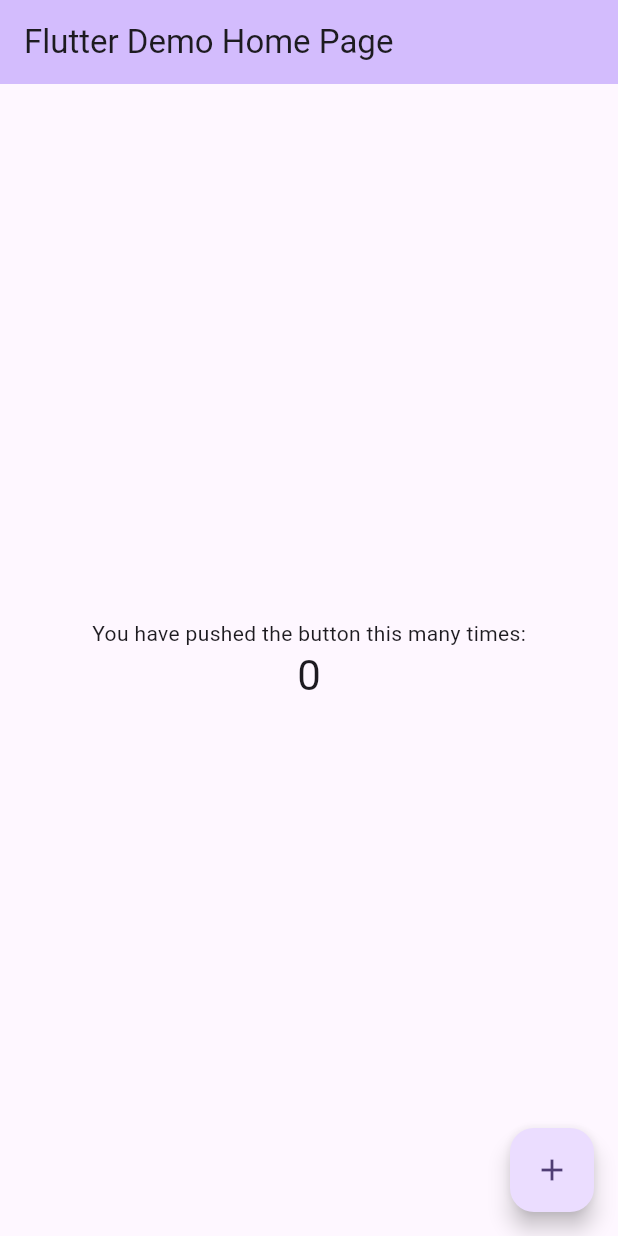
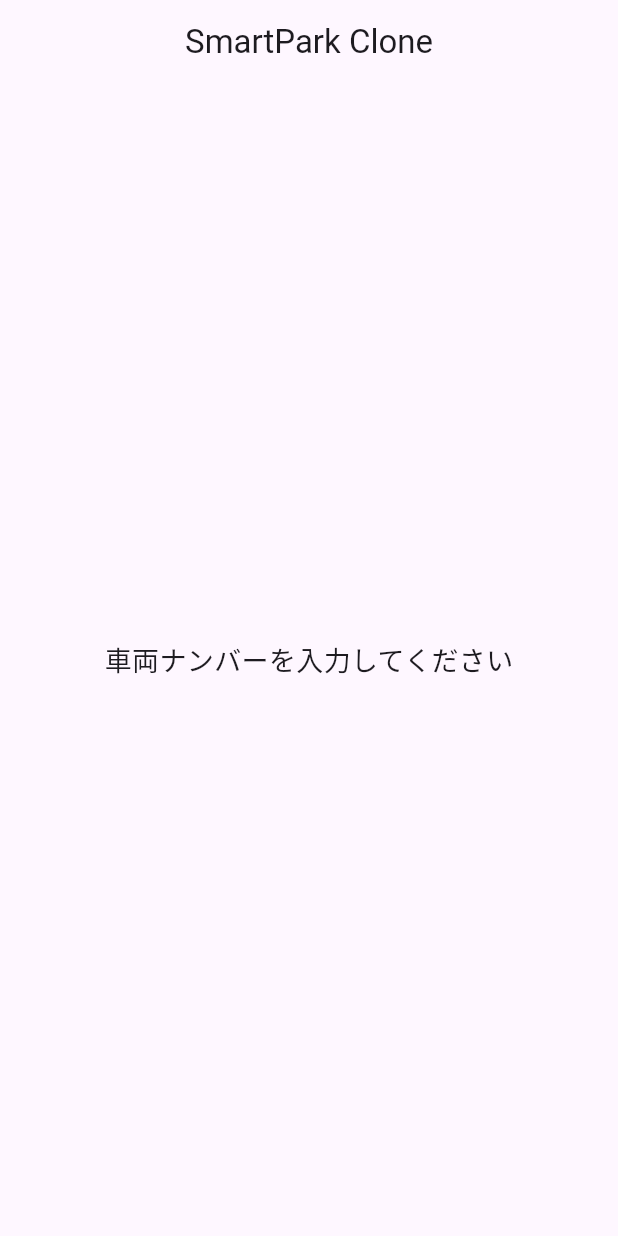
Before and after one commit to kenbo1513/smartpark_flutter, a Flutter app: the screen it shows after launch, on a phone screen of 412 x 824 dp. Run offline on Flutter 3.47's test engine with Material 3 defaults, Android fonts, the phone set to English and light mode, and no system bars.

Commit message:
replace default counter app with SmartParkHome scaffold

```diff
--- a/app/lib/main.dart
+++ b/app/lib/main.dart
@@ -1,121 +1,36 @@
 import 'package:flutter/material.dart';
 
 void main() {
-  runApp(const MyApp());
+  runApp(const SmartParkApp());
 }
 
-class MyApp extends StatelessWidget {
-  const MyApp({super.key});
+class SmartParkApp extends StatelessWidget {
+  const SmartParkApp({super.key});
 
-  // This widget is the root of your application.
   @override
   Widget build(BuildContext context) {
-    return MaterialApp(
-      title: 'Flutter Demo',
-      theme: ThemeData(
-        // This is the theme of your application.
-        //
-        // TRY THIS: Try running your application with "flutter run". You'll see
-        // the application has a purple toolbar. Then, without quitting the app,
-        // try changing the seedColor in the colorScheme below to Colors.green
-        // and then invoke "hot reload" (save your changes or press the "hot
-        // reload" button in a Flutter-supported IDE, or press "r" if you used
-        // the command line to start the app).
-        //
-        // Notice that the counter didn't reset back to zero; the application
-        // state is not lost during the reload. To reset the state, use hot
-        // restart instead.
-        //
-        // This works for code too, not just values: Most code changes can be
-        // tested with just a hot reload.
-        colorScheme: .fromSeed(seedColor: Colors.deepPurple),
-      ),
-      home: const MyHomePage(title: 'Flutter Demo Home Page'),
+    return const MaterialApp(
+      debugShowCheckedModeBanner: false,
+      home: SmartParkHome(),
     );
   }
 }
 
-class MyHomePage extends StatefulWidget {
-  const MyHomePage({super.key, required this.title});
-
-  // This widget is the home page of your application. It is stateful, meaning
-  // that it has a State object (defined below) that contains fields that affect
-  // how it looks.
-
-  // This class is the configuration for the state. It holds the values (in this
-  // case the title) provided by the parent (in this case the App widget) and
-  // used by the build method of the State. Fields in a Widget subclass are
-  // always marked "final".
-
-  final String title;
-
-  @override
-  State<MyHomePage> createState() => _MyHomePageState();
-}
-
-class _MyHomePageState extends State<MyHomePage> {
-  int _counter = 0;
-
-  void _incrementCounter() {
-    setState(() {
-      // This call to setState tells the Flutter framework that something has
-      // changed in this State, which causes it to rerun the build method below
-      // so that the display can reflect the updated values. If we changed
-      // _counter without calling setState(), then the build method would not be
-      // called again, and so nothing would appear to happen.
-      _counter++;
-    });
-  }
+class SmartParkHome extends StatelessWidget {
+  const SmartParkHome({super.key});
 
   @override
   Widget build(BuildContext context) {
-    // This method is rerun every time setState is called, for instance as done
-    // by the _incrementCounter method above.
-    //
-    // The Flutter framework has been optimized to make rerunning build methods
-    // fast, so that you can just rebuild anything that needs updating rather
-    // than having to individually change instances of widgets.
     return Scaffold(
       appBar: AppBar(
-        // TRY THIS: Try changing the color here to a specific color (to
-        // Colors.amber, perhaps?) and trigger a hot reload to see the AppBar
-        // change color while the other colors stay the same.
-        backgroundColor: Theme.of(context).colorScheme.inversePrimary,
-        // Here we take the value from the MyHomePage object that was created by
-        // the App.build method, and use it to set our appbar title.
-        title: Text(widget.title),
+        title: const Text("SmartPark Clone"),
+        centerTitle: true,
       ),
-      body: Center(
-        // Center is a layout widget. It takes a single child and positions it
-        // in the middle of the parent.
-        child: Column(
-          // Column is also a layout widget. It takes a list of children and
-          // arranges them vertically. By default, it sizes itself to fit its
-          // children horizontally, and tries to be as tall as its parent.
-          //
-          // Column has various properties to control how it sizes itself and
-          // how it positions its children. Here we use mainAxisAlignment to
-          // center the children vertically; the main axis here is the vertical
-          // axis because Columns are vertical (the cross axis would be
-          // horizontal).
-          //
-          // TRY THIS: Invoke "debug painting" (choose the "Toggle Debug Paint"
-          // action in the IDE, or press "p" in the console), to see the
-          // wireframe for each widget.
-          mainAxisAlignment: .center,
-          children: [
-            const Text('You have pushed the button this many times:'),
-            Text(
-              '$_counter',
-              style: Theme.of(context).textTheme.headlineMedium,
-            ),
-          ],
+      body: const Center(
+        child: Text(
+          "車両ナンバーを入力してください",
+          style: TextStyle(fontSize: 18),
         ),
-      ),
-      floatingActionButton: FloatingActionButton(
-        onPressed: _incrementCounter,
-        tooltip: 'Increment',
-        child: const Icon(Icons.add),
       ),
     );
   }
```
